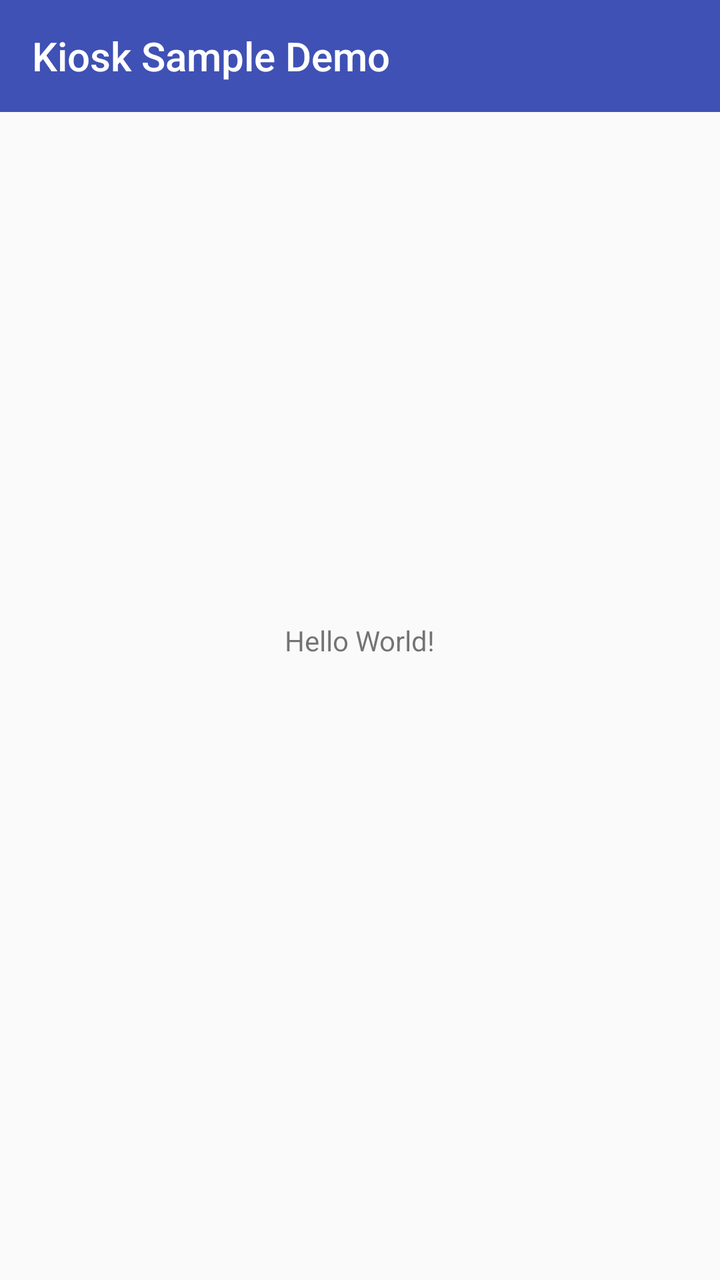
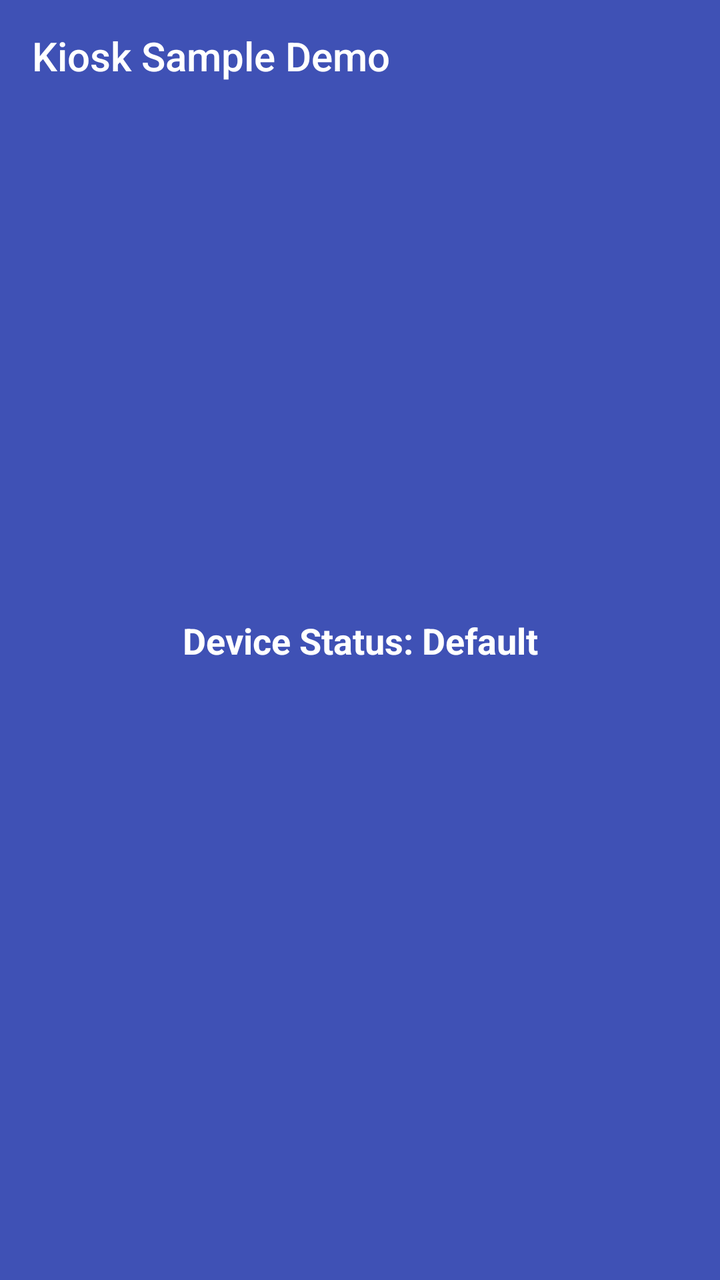

Compare the two renders of this Android layout. The source of the first and the diff that turns it into the second are given below.
<!-- AndroidManifest.xml: application theme AppTheme -->
<!-- res/layout/activity_main.xml -->
<?xml version="1.0" encoding="utf-8"?>
<android.support.constraint.ConstraintLayout xmlns:android="http://schemas.android.com/apk/res/android"
    xmlns:app="http://schemas.android.com/apk/res-auto"
    xmlns:tools="http://schemas.android.com/tools"
    android:layout_width="match_parent"
    android:layout_height="match_parent"
    tools:context=".MainActivity">

    <include layout="@layout/toolbar"></include>

    <TextView
        android:layout_width="wrap_content"
        android:layout_height="wrap_content"
        android:text="Hello World!"
        app:layout_constraintBottom_toBottomOf="parent"
        app:layout_constraintLeft_toLeftOf="parent"
        app:layout_constraintRight_toRightOf="parent"
        app:layout_constraintTop_toTopOf="parent" />

</android.support.constraint.ConstraintLayout>
<!-- res/layout/toolbar.xml (included above) -->
<?xml version="1.0" encoding="utf-8"?>
<merge xmlns:android="http://schemas.android.com/apk/res/android"
    xmlns:app="http://schemas.android.com/apk/res-auto"
    android:layout_width="match_parent"
    android:layout_height="wrap_content">

    <android.support.v7.widget.Toolbar
        android:id="@+id/toolbar"
        android:layout_width="match_parent"
        android:layout_height="?attr/actionBarSize"
        android:fitsSystemWindows="true"
        android:background="?attr/colorPrimary"
        app:theme="@style/ThemeOverlay.AppCompat.Dark.ActionBar"
        app:title="Kiosk Sample Demo"
        app:titleTextColor="@color/white"
        app:popupTheme="@style/ThemeOverlay.AppCompat.Light">

    </android.support.v7.widget.Toolbar>

</merge>
<!-- resources referenced by this layout -->
<resources>
  <color name="white">#ffffff</color>
  <style name="AppTheme" parent="Theme.AppCompat.Light.NoActionBar">
          
          <item name="colorPrimary">@color/colorPrimary</item>
          <item name="colorPrimaryDark">@color/colorPrimaryDark</item>
          <item name="colorAccent">@color/colorAccent</item>
      </style>
  <color name="colorPrimary">#3F51B5</color>
  <color name="colorPrimaryDark">#303F9F</color>
  <color name="colorAccent">#FF4081</color>
</resources>

<!-- the commit's change to res/layout/activity_main.xml (unified diff, before → after) -->
@@ -4,14 +4,19 @@
     xmlns:tools="http://schemas.android.com/tools"
     android:layout_width="match_parent"
     android:layout_height="match_parent"
+    android:background="@color/colorPrimary"
     tools:context=".MainActivity">
 
     <include layout="@layout/toolbar"></include>
 
     <TextView
+        android:id="@+id/tvStatus"
+        android:textColor="@color/white"
+        android:textStyle="bold"
+        android:textSize="18sp"
         android:layout_width="wrap_content"
         android:layout_height="wrap_content"
-        android:text="Hello World!"
+        android:text="Device Status: Default"
         app:layout_constraintBottom_toBottomOf="parent"
         app:layout_constraintLeft_toLeftOf="parent"
         app:layout_constraintRight_toRightOf="parent"
<!-- resource entries referenced after the edit -->
@@ -1,5 +1,6 @@
 <!-- resources referenced by this layout -->
 <resources>
+  <color name="colorPrimary">#3F51B5</color>
   <color name="white">#ffffff</color>
   <style name="AppTheme" parent="Theme.AppCompat.Light.NoActionBar">
           
@@ -7,7 +8,6 @@
           <item name="colorPrimaryDark">@color/colorPrimaryDark</item>
           <item name="colorAccent">@color/colorAccent</item>
       </style>
-  <color name="colorPrimary">#3F51B5</color>
   <color name="colorPrimaryDark">#303F9F</color>
   <color name="colorAccent">#FF4081</color>
 </resources>
